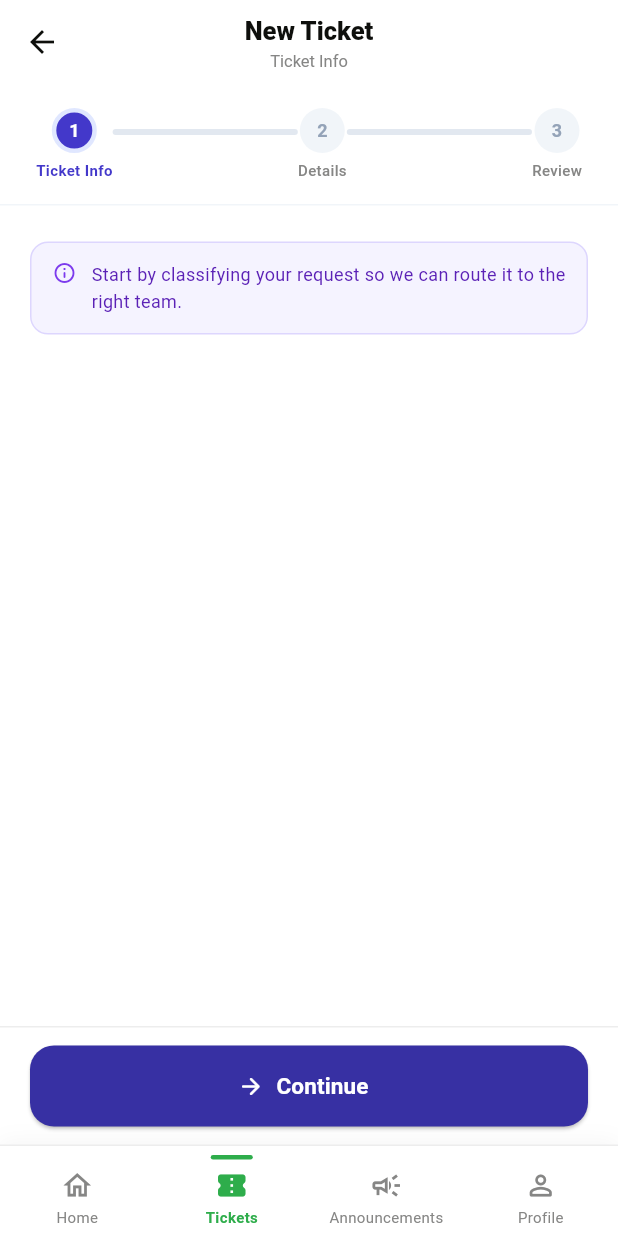
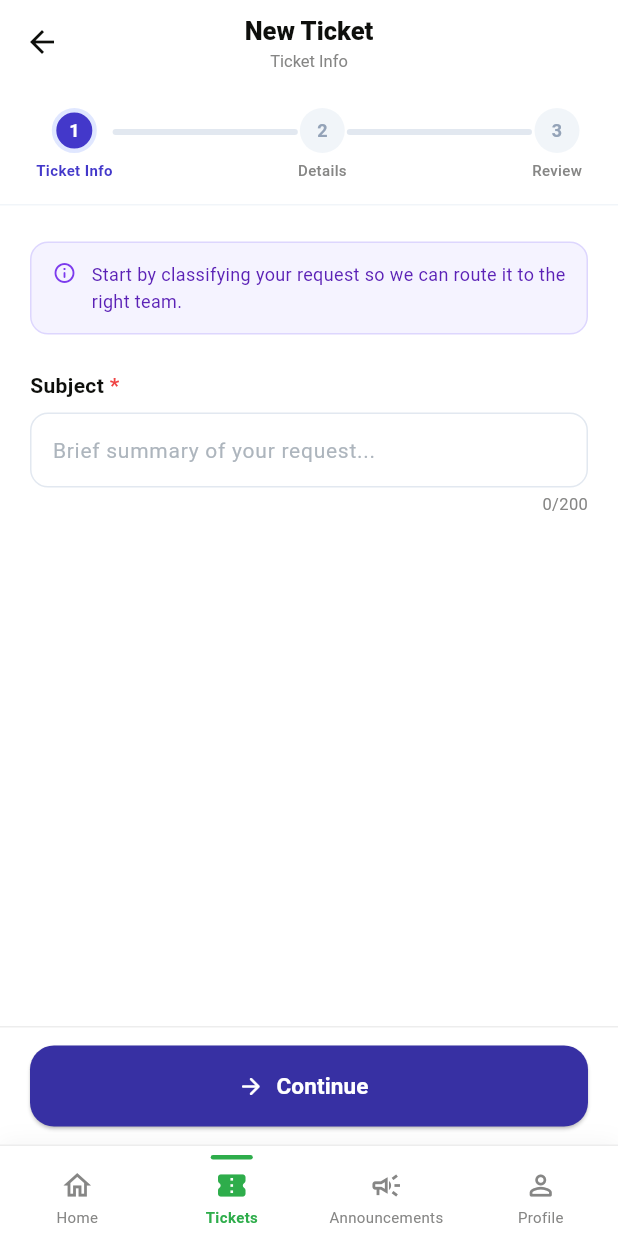
Before and after one commit to Ryanyzh/DIS-CONNECT-MOBILE-APP, a Flutter app: the CreateTicketScreen screen opened by its route, on a phone screen of 412 x 824 dp. Run offline on Flutter 3.47's test engine with Material 3 defaults, Android fonts, the light colour scheme and no system bars; our stand-ins replace firebase_auth, firebase_core, go_router; accounts and stored records are empty.

Commit message:
Added title field for ticket creation page

```diff
--- a/lib/features/tickets/presentation/create_ticket_screen.dart
+++ b/lib/features/tickets/presentation/create_ticket_screen.dart
@@ -21,6 +21,7 @@ class _CreateTicketScreenState extends State<CreateTicketScreen> {
 
   // ── Step 1 state ─────────────────────────────────────────────────────────
   final _subjectController = TextEditingController();
+  static const int _maxSubjectChars = 200;
 
   // ── Step 2 state ─────────────────────────────────────────────────────────
   final _descController = TextEditingController();
@@ -165,6 +166,16 @@ class _CreateTicketScreenState extends State<CreateTicketScreen> {
             icon: Icons.info_outline_rounded,
             text:
                 'Start by classifying your request so we can route it to the right team.',
+          ),
+          const SizedBox(height: 24),
+
+          // ── Subject ─────────────────────────────────────────────────────
+          const _FieldLabel(label: 'Subject', required: true),
+          const SizedBox(height: 8),
+          _SubjectField(
+            controller: _subjectController,
+            maxChars: _maxSubjectChars,
+            onChanged: (_) => setState(() {}),
           ),
           const SizedBox(height: 24),
         ],
@@ -463,16 +474,91 @@ class _StepHint extends StatelessWidget {
   }
 }
 
+class _FieldLabel extends StatelessWidget {
+  final String label;
+  final bool required;
+  const _FieldLabel({required this.label, this.required = false});
 
-
-
-
+  @override
+  Widget build(BuildContext context) {
+    return Row(
+      children: [
+        Text(
+          label,
+          style: AppTypography.bodySm.copyWith(
+            fontWeight: FontWeight.w700,
+            color: AppColors.ink,
+          ),
+        ),
+        if (required)
+          const Text(
+            ' *',
+            style: TextStyle(
+              color: Color(0xFFEF4444),
+              fontWeight: FontWeight.w700,
+            ),
+          ),
+      ],
+    );
+  }
+}
 
 // ─────────────────────────────────────────────────────────────────────────────
 // Step 1 widgets
 // ─────────────────────────────────────────────────────────────────────────────
 
+class _SubjectField extends StatelessWidget {
+  final TextEditingController controller;
+  final int maxChars;
+  final ValueChanged<String> onChanged;
+  const _SubjectField({
+    required this.controller,
+    required this.maxChars,
+    required this.onChanged,
+  });
 
+  @override
+  Widget build(BuildContext context) {
+    return Column(
+      crossAxisAlignment: CrossAxisAlignment.end,
+      children: [
+        Container(
+          decoration: BoxDecoration(
+            color: Colors.white,
+            borderRadius: BorderRadius.circular(AppBorderRadius.wiseMd),
+            border: Border.all(color: const Color(0xFFE2E8F0)),
+          ),
+          child: TextField(
+            controller: controller,
+            maxLines: 1,
+            maxLength: maxChars,
+            buildCounter:
+                (_, {required currentLength, required isFocused, maxLength}) =>
+                    const SizedBox.shrink(),
+            onChanged: onChanged,
+            style: AppTypography.bodySm.copyWith(color: AppColors.ink),
+            decoration: InputDecoration(
+              hintText: 'Brief summary of your request...',
+              hintStyle: AppTypography.bodySm.copyWith(
+                color: const Color(0xFFADB5BD),
+              ),
+              border: InputBorder.none,
+              contentPadding: const EdgeInsets.symmetric(
+                horizontal: 14,
+                vertical: 14,
+              ),
+            ),
+          ),
+        ),
+        const SizedBox(height: 4),
+        Text(
+          '${controller.text.length}/$maxChars',
+          style: AppTypography.caption.copyWith(fontSize: 11),
+        ),
+      ],
+    );
+  }
+}
 
 
 
```
